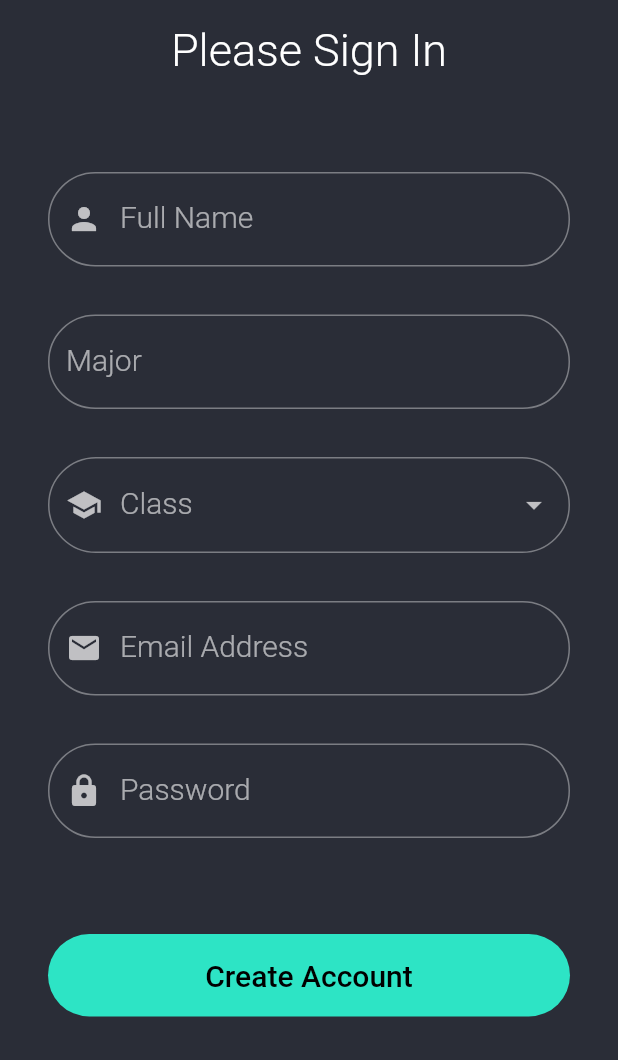
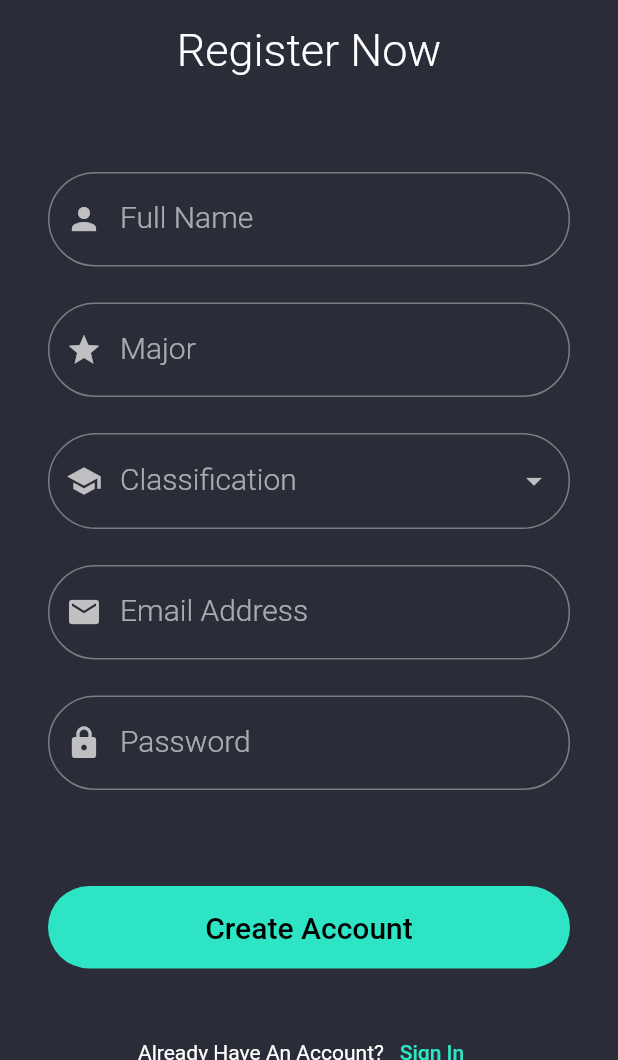
Before and after one commit to Riley229/UTDMatch, a Flutter app: the screen it shows after launch, after a tap on "Sign Up", on a phone screen of 412 x 824 dp, the part 176-1236 px from its top. Run offline on Flutter 3.47's test engine with Material 2 defaults, Android fonts, the phone set to English and light mode, and no system bars; our stand-ins replace cloud_firestore, firebase_auth, firebase_core; accounts and stored records are empty.

Commit message:
finalized register and login pages

```diff
--- a/lib/models/app_user.dart
+++ b/lib/models/app_user.dart
@@ -17,7 +17,7 @@ class AppUser {
   String major;
   int classification;
 
-  String get className => classifications[classification] ?? 'Unknown';
+  String get classificationName => classifications[classification] ?? 'Unknown';
 
   AppUser({
     required this.id,
@@ -31,7 +31,7 @@ class AppUser {
       'id': id,
       'name': name,
       'major': major,
-      'class': classification,
+      'classification': classification,
     };
   }
 
@@ -40,7 +40,7 @@ class AppUser {
       id: json['id'] as String,
       name: json['name'] as String,
       major: json['major'] as String,
-      classification: json['class'] as int,
+      classification: json['classification'] as int,
     );
   }
 
--- a/lib/pages/login_page.dart
+++ b/lib/pages/login_page.dart
@@ -2,6 +2,8 @@ import 'package:flutter/material.dart';
 import 'package:provider/provider.dart';
 import 'package:utdtutors/models/app_user.dart';
 import 'package:utdtutors/services/auth_service.dart';
+import 'package:utdtutors/widgets/round_dropdown_field.dart';
+import 'package:utdtutors/widgets/round_text_field.dart';
 
 class LoginPage extends StatefulWidget {
   const LoginPage({Key? key}) : super(key: key);
@@ -18,6 +20,7 @@ class _LoginPageState extends State<LoginPage> {
   final nameController = TextEditingController();
   final majorController = TextEditingController();
   final classController = TextEditingController();
+  final profilePicController = TextEditingController();
   final emailController = TextEditingController();
   final passwordController = TextEditingController();
 
@@ -37,36 +40,15 @@ class _LoginPageState extends State<LoginPage> {
                 const SizedBox(height: 16),
                 _pleaseSignIn(),
                 const SizedBox(height: 64),
-                if (register)
-                  _textField(
-                    label: 'Full Name',
-                    prefixIcon: const Icon(Icons.person),
-                    keyboard: TextInputType.name,
-                    controller: nameController,
-                  ),
-                if (register) const SizedBox(height: 32),
-                if (register)
-                  _textField(
-                    label: 'Major',
-                    controller: majorController,
-                  ),
-                if (register) const SizedBox(height: 32),
-                if (register)
-                  _dropdownField(
-                    label: 'Class',
-                    items: AppUser.classifications,
-                    prefixIcon: const Icon(Icons.school),
-                    controller: classController,
-                  ),
-                if (register) const SizedBox(height: 32),
-                _textField(
+                if (register) ..._registerFields(),
+                RoundTextField(
                   label: 'Email Address',
                   prefixIcon: const Icon(Icons.email),
                   keyboard: TextInputType.emailAddress,
                   controller: emailController,
                 ),
-                const SizedBox(height: 32),
-                _textField(
+                const SizedBox(height: 24),
+                RoundTextField(
                   label: 'Password',
                   prefixIcon: const Icon(Icons.lock),
                   obscureText: true,
@@ -76,6 +58,7 @@ class _LoginPageState extends State<LoginPage> {
                 _loginButton(),
                 const SizedBox(height: 32),
                 _registerButton(),
+                const SizedBox(height: 32),
               ],
             ),
           ),
@@ -89,65 +72,39 @@ class _LoginPageState extends State<LoginPage> {
   }
 
   Widget _pleaseSignIn() {
-    return Text('Please Sign In', style: Theme.of(context).textTheme.headline3);
+    return Text(register ? 'Register Now' : 'Please Sign In', style: Theme.of(context).textTheme.headline3);
   }
 
-  _textField({
-    required String label,
-    Icon? prefixIcon,
-    TextInputType? keyboard,
-    bool obscureText = false,
-    TextEditingController? controller
-  }) {
-    return TextFormField(
-      controller: controller,
-      decoration: InputDecoration(
-        prefixIcon: prefixIcon,
-        label: Text(label),
+  List<Widget> _registerFields() {
+    return [
+      RoundTextField(
+        label: 'Full Name',
+        prefixIcon: const Icon(Icons.person),
+        keyboard: TextInputType.name,
+        controller: nameController,
       ),
-      keyboardType: keyboard,
-      obscureText: obscureText,
-      validator: (value) {
-        return (value == null || value.isEmpty) ? '' : null;
-      },
-    );
+      const SizedBox(height: 24),
+      RoundTextField(
+        label: 'Major',
+        prefixIcon: const Icon(Icons.star),
+        controller: majorController,
+      ),
+      const SizedBox(height: 24),
+      RoundDropdownField(
+        label: 'Classification',
+        itemMap: AppUser.classifications,
+        prefixIcon: const Icon(Icons.school),
+        controller: classController,
+      ),
+      const SizedBox(height: 24),
+    ];
   }
-
-  Widget _dropdownField({
-    required String label,
-    required Map<dynamic, String> items,
-    Icon? prefixIcon,
-    TextEditingController? controller
-  }) {
-    return DropdownButtonFormField(
-      items: items.keys.map((key) {
-        return DropdownMenuItem(
-          value: key,
-          child: Text(items[key] ?? ''),
-        );
-      }).toList(),
-      decoration: InputDecoration(
-        prefixIcon: prefixIcon,
-        label: Text(label),
-      ),
-      onChanged: (newValue) {
-        controller?.text = newValue.toString();
-      },
-      validator: (value) {
-        return (value == null) ? '' : null;
-      },
-    );
-  }
-
-  // Widget _imageField() {
-
-  // }
 
   Widget _loginButton() {
     return SizedBox(
       width: double.infinity,
       child: ElevatedButton(
-        child: Text(register ? 'Create Account' : 'Login'),
+        child: Text(register ? 'Create Account' : 'Sign In'),
         onPressed: () async {
           if (_formKey.currentState != null &&
               _formKey.currentState!.validate()) {
@@ -181,7 +138,7 @@ class _LoginPageState extends State<LoginPage> {
       children: [
         Text(register ? 'Already Have An Account?' : 'Don\'t Have An Account?'),
         TextButton(
-          child: Text(register ? 'Login' : 'Sign Up'),
+          child: Text(register ? 'Sign In' : 'Sign Up'),
           onPressed: () {
             setState(() {
               register = !register;
--- a/lib/pages/profile_page.dart
+++ b/lib/pages/profile_page.dart
@@ -38,7 +38,7 @@ class _ProfilePageState extends State<ProfilePage> {
                     const Divider(),
                     _profileName(appUser?.name ?? ''),
                     _profileMajor(appUser?.major ?? ''),
-                    _profileClassification(appUser?.className ?? ''),
+                    _profileClassification(appUser?.classificationName ?? ''),
                     const Divider(),
                     _courses(),
                     const Divider(),
@@ -60,6 +60,37 @@ class _ProfilePageState extends State<ProfilePage> {
       backgroundImage: NetworkImage(profileImageUrl),
     );
   }
+
+  // Widget _selectImage({TextEditingController? controller}) {
+  //   return StatefulBuilder(
+  //     builder: (context, setState) {
+  //       File imageFile = File(controller?.text ?? '');
+
+  //       return Column(
+  //         children: [
+  //           if (imageFile.existsSync()) Image.file(imageFile),
+  //           const SizedBox(height: 16),
+  //           ElevatedButton(
+  //             onPressed: () async {
+  //               final file =
+  //                   await ImagePicker().pickImage(source: ImageSource.gallery);
+  //               if (file != null) {
+  //                 setState(() => controller?.text = file.path);
+  //               }
+  //             },
+  //             child: Padding(
+  //               padding: const EdgeInsets.all(8.0),
+  //               child: Text(
+  //                 'Select Profile Picture',
+  //                 style: Theme.of(context).textTheme.headline2,
+  //               ),
+  //             ),
+  //           ),
+  //         ],
+  //       );
+  //     },
+  //   );
+  // }
 
   Widget _profileName(String profileName) {
     return Text(profileName, style: Theme.of(context).textTheme.headline2);
--- a/lib/services/data_service.dart
+++ b/lib/services/data_service.dart
@@ -33,7 +33,7 @@ class DataService {
       'id': id,
       'name': name,
       'major': major,
-      'class': classification,
+      'classification': classification,
     });
   }
 
--- /dev/null
+++ b/lib/widgets/round_dropdown_field.dart
@@ -0,0 +1,38 @@
+import 'package:flutter/material.dart';
+
+class RoundDropdownField extends StatelessWidget {
+  final String label;
+  final Map<dynamic, String> itemMap;
+  final Icon? prefixIcon;
+  final TextEditingController? controller;
+
+  const RoundDropdownField(
+      {Key? key,
+      required this.label,
+      required this.itemMap,
+      this.prefixIcon,
+      this.controller})
+      : super(key: key);
+
+  @override
+  Widget build(BuildContext context) {
+    return DropdownButtonFormField(
+      items: itemMap.keys.map((key) {
+        return DropdownMenuItem(
+          value: key,
+          child: Text(itemMap[key] ?? ''),
+        );
+      }).toList(),
+      decoration: InputDecoration(
+        prefixIcon: prefixIcon,
+        label: Text(label),
+      ),
+      onChanged: (newValue) {
+        controller?.text = newValue.toString();
+      },
+      validator: (value) {
+        return (value == null) ? '' : null;
+      },
+    );
+  }
+}
--- a/lib/widgets/round_text_field.dart
+++ b/lib/widgets/round_text_field.dart
@@ -1,43 +1,34 @@
 import 'package:flutter/material.dart';
 
 class RoundTextField extends StatelessWidget {
+  final String label;
+  final Icon? prefixIcon;
+  final TextInputType? keyboard;
+  final bool obscureText;
+  final TextEditingController? controller;
+
   const RoundTextField(
       {Key? key,
-      this.text,
-      this.onPressed,
-      this.backgroundColor,
-      this.textColor})
+      required this.label,
+      this.prefixIcon,
+      this.keyboard,
+      this.obscureText = false,
+      this.controller})
       : super(key: key);
-
-  final String? text;
-  final VoidCallback? onPressed;
-  final Color? backgroundColor;
-  final Color? textColor;
 
   @override
   Widget build(BuildContext context) {
-    return Container(
-      clipBehavior: Clip.antiAliasWithSaveLayer,
-      width: double.infinity,
-      height: 56,
-      decoration: BoxDecoration(
-        borderRadius: BorderRadius.circular(100),
+    return TextFormField(
+      controller: controller,
+      decoration: InputDecoration(
+        prefixIcon: prefixIcon,
+        label: Text(label),
       ),
-      child: MaterialButton(
-        onPressed: onPressed,
-        color: backgroundColor ?? Theme.of(context).colorScheme.secondary,
-        splashColor: backgroundColor == null ||
-                backgroundColor == Theme.of(context).colorScheme.secondary
-            ? Theme.of(context).colorScheme.primary
-            : backgroundColor == Theme.of(context).colorScheme.primary
-                ? Theme.of(context).colorScheme.secondary
-                : Theme.of(context).colorScheme.onPrimary,
-        child: Text(
-          text!,
-          style: Theme.of(context).textTheme.headline2!.copyWith(
-              color: textColor ?? Theme.of(context).colorScheme.onSecondary),
-        ),
-      ),
+      keyboardType: keyboard,
+      obscureText: obscureText,
+      validator: (value) {
+        return (value == null || value.isEmpty) ? '' : null;
+      },
     );
   }
 }
--- a/pubspec.yaml
+++ b/pubspec.yaml
@@ -38,6 +38,7 @@ dependencies:
   cloud_firestore: ^3.1.0
   provider: ^6.0.1
   json_annotation: ^4.3.0
+  image_picker: ^0.8.4+4
 
 dev_dependencies:
   flutter_test:
```
Also changed, not shown: pubspec.lock.
